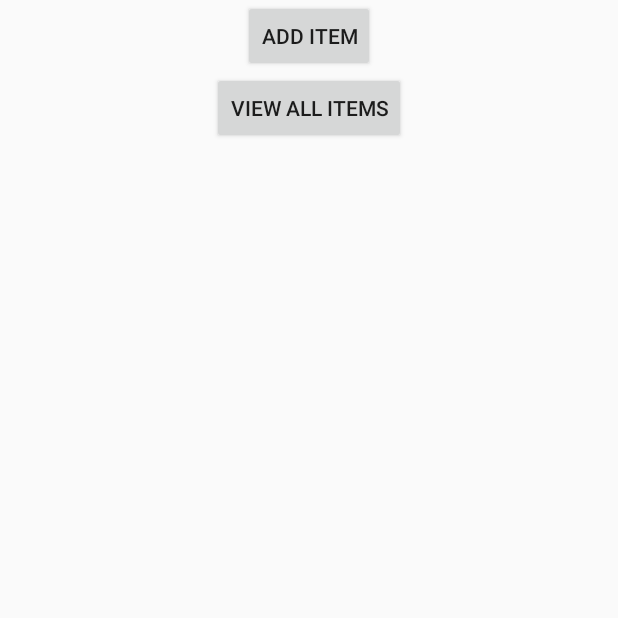
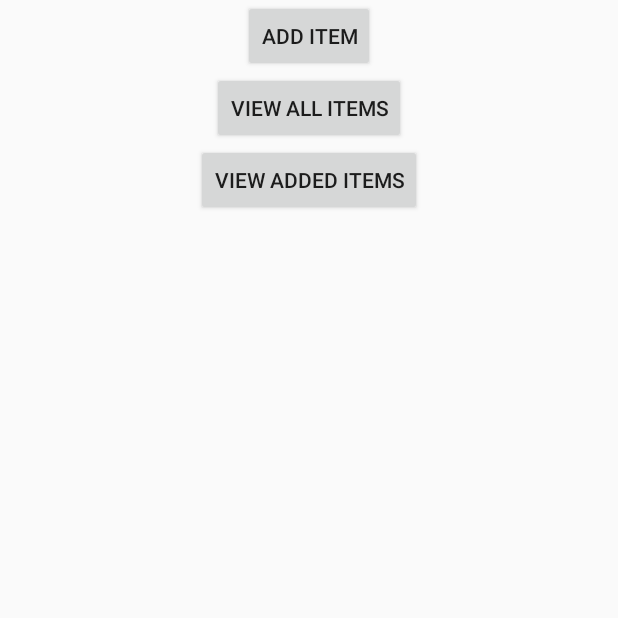
Before and after one commit to fernandesdale96/BuyIt, an Android app: the screen it shows after launch (MenuActivity), on a phone screen of 412 x 824 dp, the top half of it. Run offline under Robolectric (Android 15) with nearby library versions, the phone set to English and light mode, and no system bars.

```diff
--- a/app/src/main/AndroidManifest.xml
+++ b/app/src/main/AndroidManifest.xml
@@ -42,6 +42,9 @@
         <activity android:name=".ProductLocation"></activity>
         <activity android:name=".MenuActivity"></activity>
         <activity android:name=".AddProduct"></activity>
+        <activity android:name=".ViewAddedProducts"></activity>
+
+
 
         <activity
             android:name="com.example.dayle_fernandes.final_project.SplashActivity"
--- a/app/src/main/java/com/example/dayle_fernandes/final_project/MenuActivity.java
+++ b/app/src/main/java/com/example/dayle_fernandes/final_project/MenuActivity.java
@@ -14,6 +14,7 @@ public class MenuActivity extends Activity {
 
     Button addButton;
     Button viewButton;
+    Button viewAddedButton;
     MenuActivity selfRef=this;
 
     @Override
@@ -22,6 +23,7 @@ public class MenuActivity extends Activity {
         setContentView(R.layout.menuscreen);
         addButton=(Button)findViewById(R.id.addButton);
         viewButton=(Button)findViewById(R.id.viewButton);
+        viewAddedButton = (Button)findViewById(R.id.viewAddedButton);
 
         addButton.setOnClickListener(
                 new View.OnClickListener() {
@@ -44,5 +46,16 @@ public class MenuActivity extends Activity {
                     }
                 }
         );
+
+        viewAddedButton.setOnClickListener(
+                new View.OnClickListener() {
+                    @Override
+                    public void onClick(View view) {
+                        Intent i;
+                        i=new Intent(selfRef,ViewAddedProducts.class);
+                        startActivity(i);
+                    }
+                }
+        );
     }
 }
--- a/app/src/main/res/layout/menuscreen.xml
+++ b/app/src/main/res/layout/menuscreen.xml
@@ -16,4 +16,11 @@
         android:text="View all items"
         android:id="@+id/viewButton"
         android:layout_gravity="center_horizontal" />
+
+    <Button
+        android:layout_width="wrap_content"
+        android:layout_height="wrap_content"
+        android:text="view added items"
+        android:id="@+id/viewAddedButton"
+        android:layout_gravity="center_horizontal" />
 </LinearLayout>
```
Also changed, not shown: app/src/main/java/DB/ProductHandler.java (+31 -0 lines), app/src/main/java/com/example/dayle_fernandes/final_project/MainActivity.java (+0 -11 lines), app/src/main/java/com/example/dayle_fernandes/final_project/ProductAdapter.java (+19 -2 lines), app/src/main/java/com/example/dayle_fernandes/final_project/ProductInfo.java (+18 -0 lines), app/src/main/java/com/example/dayle_fernandes/final_project/ViewAddedProducts.java (added, +33 -0 lines), app/src/main/res/layout/activity_view_added_products.xml (added, +19 -0 lines).
